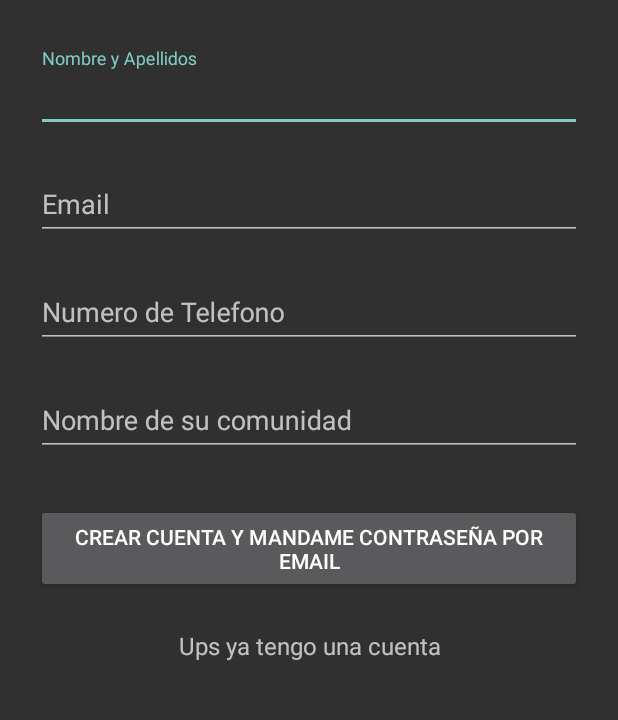
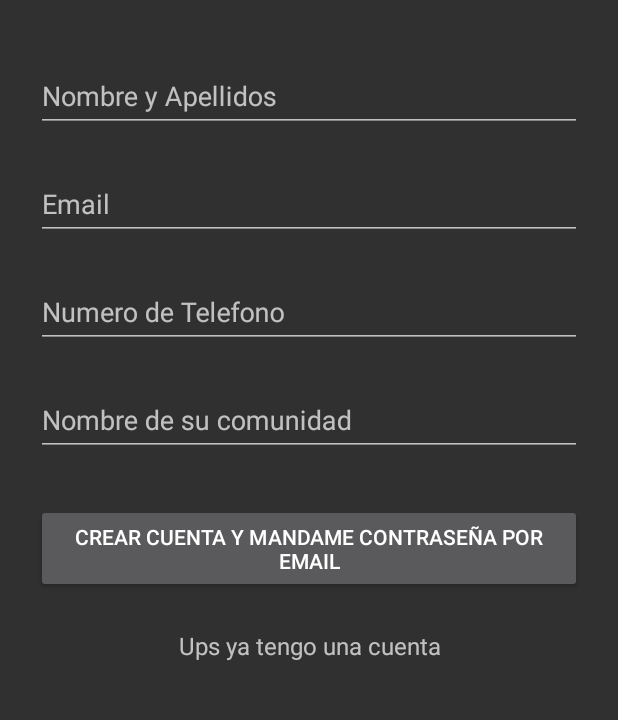
Before and after one commit to interamaster/GHFINCAS, an Android app: the SignupActivity screen opened directly, with no data from a screen before it, on a phone screen of 412 x 824 dp, the part 276-996 px from its top. Run offline under Robolectric (Android 15) with nearby library versions, the phone set to English and light mode, and no system bars; our stand-ins replace ButterKnife.

Commit message:
email con formateo ok de meomento hay que mandarlo manual login ok con password  v 0112 arreglado el teclado ya no sale por defecto

```diff
--- a/app/src/main/java/com/sourcey/GHFINCAS/LoginActivity.java
+++ b/app/src/main/java/com/sourcey/GHFINCAS/LoginActivity.java
@@ -173,8 +173,8 @@ public class LoginActivity extends AppCompatActivity {
         String password = _passwordText.getText().toString();
 
 
-        //de moemnto deshaibilit el cheqieuo del email
-
+        //TODO de moemnto deshaibilit el cheqieuo del email
+        /*
         if (email.isEmpty() || !android.util.Patterns.EMAIL_ADDRESS.matcher(email).matches()) {
             _emailText.setError("Introduzca una direccion de email valida");
             valid = false;
@@ -182,13 +182,13 @@ public class LoginActivity extends AppCompatActivity {
             _emailText.setError(null);
         }
 
-
+*/
 
 
 
 
         if (password.isEmpty() || password.length() < 4 || password.length() > 10) {
-            _passwordText.setError("su paasword debe tener entre 4 y 10 caracteres");
+            _passwordText.setError("su password debe tener entre 4 y 10 caracteres");
             valid = false;
         } else {
             _passwordText.setError(null);
--- a/app/src/main/java/com/sourcey/GHFINCAS/SignupActivity.java
+++ b/app/src/main/java/com/sourcey/GHFINCAS/SignupActivity.java
@@ -104,7 +104,7 @@ public class SignupActivity extends AppCompatActivity {
                 Log.i(" imei:", "" + imei);
 
 
-                // TODO: Implement your own signup logic here.
+                // TODO: Hacer envio email automatico
                 //aqui habria que mandar email con datos!!!
 
                 Log.d("Send email", "Send email");
@@ -141,91 +141,10 @@ public class SignupActivity extends AppCompatActivity {
         }, 4000);
 
 
-
-
-
-
-
-/*
-        String name = _nameText.getText().toString();
-        String email = _emailText.getText().toString();
-        String telefono = _telefonoText.getText().toString();
-        String comunidad=_nombreComunidad.getText().toString();
-
-
-                //el imei:
-
-        TelephonyManager mngr = (TelephonyManager)getSystemService(Context.TELEPHONY_SERVICE);
-        String imei=mngr.getDeviceId();
-
-        Log.i("email:", ""+imei);
-
-
-
-
-
-        // TODO: Implement your own signup logic here.
-        //aqui habria que mandar email con datos!!!
-
-        Log.i("Send email", "");
-
-        String[] TO = {"someone@gmail.com"};
-        String[] CC = {"xyz@gmail.com"};
-        Intent emailIntent = new Intent(Intent.ACTION_SEND);
-        emailIntent.setData(Uri.parse("mailto:"));
-        emailIntent.setType("text/plain");
-
-
-        emailIntent.putExtra(Intent.EXTRA_EMAIL, TO);
-        emailIntent.putExtra(Intent.EXTRA_CC, CC);
-        emailIntent.putExtra(Intent.EXTRA_SUBJECT, "Nueva Solicitud alta GHFINCASN APK");
-        emailIntent.putExtra(Intent.EXTRA_TEXT, "Gracias por enviarnos su email estos son sus datos:"+name+" "+email+""+telefono+""+comunidad+"signature"+imei);
-
-        try {
-            startActivity(Intent.createChooser(emailIntent, "Send mail..."));
-            finish();
-            Log.i("Finished sending email", "");
-        } catch (android.content.ActivityNotFoundException ex) {
-            Toast.makeText(this, "Lo siento su movil no esta preparado para mandar emails..", Toast.LENGTH_SHORT).show();
-        }
-
-
-     finish();
-
-*/
     }
 
 
 
-
-    //enviar email:
-
-    /*
-    protected void sendEmail() {
-        Log.i("Send email", "");
-
-        String[] TO = {"someone@gmail.com"};
-        String[] CC = {"xyz@gmail.com"};
-        Intent emailIntent = new Intent(Intent.ACTION_SEND);
-        emailIntent.setData(Uri.parse("mailto:"));
-        emailIntent.setType("text/plain");
-
-
-        emailIntent.putExtra(Intent.EXTRA_EMAIL, TO);
-        emailIntent.putExtra(Intent.EXTRA_CC, CC);
-        emailIntent.putExtra(Intent.EXTRA_SUBJECT, "Your subject");
-        emailIntent.putExtra(Intent.EXTRA_TEXT, "Email message goes here");
-
-        try {
-            startActivity(Intent.createChooser(emailIntent, "Send mail..."));
-            finish();
-            Log.i("Finished sending email...", "");
-        } catch (android.content.ActivityNotFoundException ex) {
-            Toast.makeText(com.mio.jrdv.ghfincas.MainActivity.this,
-                    "There is no email client installed.", Toast.LENGTH_SHORT).show();
-        }
-    }
-*/
 
     public void onSignupSuccess() {
         _signupButton.setEnabled(true);
--- a/app/src/main/res/layout/activity_login.xml
+++ b/app/src/main/res/layout/activity_login.xml
@@ -10,7 +10,11 @@
         android:layout_height="wrap_content"
         android:paddingTop="56dp"
         android:paddingLeft="24dp"
-        android:paddingRight="24dp">
+        android:paddingRight="24dp"
+
+
+        android:descendantFocusability="beforeDescendants"
+        android:focusableInTouchMode="true">
 
         <ImageView android:src="@drawable/logo7"
             android:layout_width="wrap_content"
--- a/app/src/main/res/layout/activity_signup.xml
+++ b/app/src/main/res/layout/activity_signup.xml
@@ -11,7 +11,11 @@
         android:layout_height="wrap_content"
         android:paddingTop="56dp"
         android:paddingLeft="24dp"
-        android:paddingRight="24dp">
+        android:paddingRight="24dp"
+
+
+        android:descendantFocusability="beforeDescendants"
+        android:focusableInTouchMode="true">>
 
         <ImageView android:src="@drawable/logo7"
             android:layout_width="wrap_content"
```
